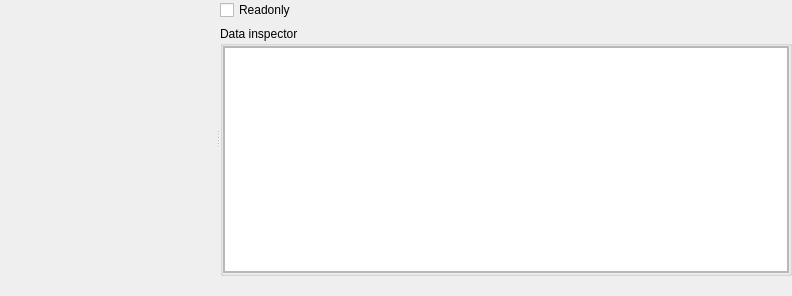
The window that xhexviewwidget.ui (horsicq/XHexView) describes before a commit, drawn with Qt 5.
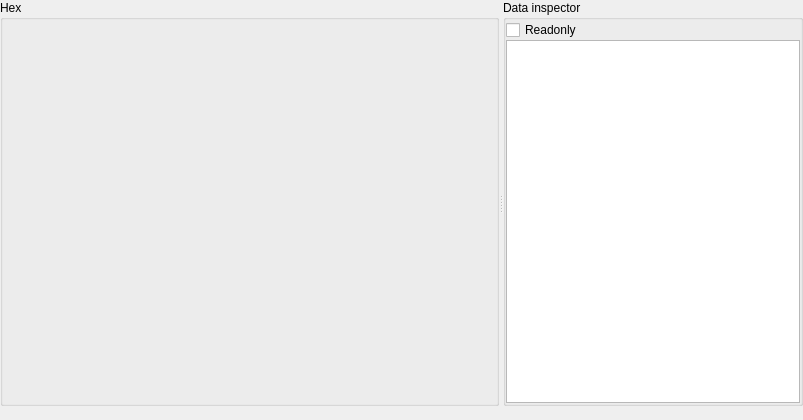
The same window after the commit. Custom widgets are drawn as their Qt base class.

Diff of the .ui file:
```diff
--- a/xhexviewwidget.ui
+++ b/xhexviewwidget.ui
@@ -6,8 +6,8 @@
    <rect>
     <x>0</x>
     <y>0</y>
-    <width>792</width>
-    <height>296</height>
+    <width>803</width>
+    <height>420</height>
    </rect>
   </property>
   <property name="focusPolicy">
@@ -17,6 +17,9 @@
    <string>Form</string>
   </property>
   <layout class="QVBoxLayout" name="verticalLayout_3">
+   <property name="spacing">
+    <number>0</number>
+   </property>
    <property name="leftMargin">
     <number>0</number>
    </property>
@@ -34,6 +37,33 @@
      <property name="orientation">
       <enum>Qt::Horizontal</enum>
      </property>
+     <widget class="QGroupBox" name="groupBoxHex">
+      <property name="sizePolicy">
+       <sizepolicy hsizetype="Expanding" vsizetype="Expanding">
+        <horstretch>0</horstretch>
+        <verstretch>0</verstretch>
+       </sizepolicy>
+      </property>
+      <property name="title">
+       <string>Hex</string>
+      </property>
+      <layout class="QVBoxLayout" name="verticalLayout">
+       <property name="spacing">
+        <number>0</number>
+       </property>
+       <property name="leftMargin">
+        <number>0</number>
+       </property>
+       <property name="topMargin">
+        <number>0</number>
+       </property>
+       <property name="rightMargin">
+        <number>0</number>
+       </property>
+       <property name="bottomMargin">
+        <number>0</number>
+       </property>
+       <item>
      <widget class="XHexView" name="scrollAreaHex" native="true">
       <property name="sizePolicy">
        <sizepolicy hsizetype="Expanding" vsizetype="Expanding">
@@ -48,8 +78,35 @@
        <bool>true</bool>
       </property>
      </widget>
-     <widget class="QWidget" name="layoutWidget">
+       </item>
+      </layout>
+     </widget>
+     <widget class="QGroupBox" name="groupBoxDataInspector">
+      <property name="maximumSize">
+       <size>
+        <width>300</width>
+        <height>16777215</height>
+       </size>
+      </property>
+      <property name="title">
+       <string>Data inspector</string>
+      </property>
       <layout class="QVBoxLayout" name="verticalLayout_2">
+       <property name="spacing">
+        <number>0</number>
+       </property>
+       <property name="leftMargin">
+        <number>0</number>
+       </property>
+       <property name="topMargin">
+        <number>0</number>
+       </property>
+       <property name="rightMargin">
+        <number>0</number>
+       </property>
+       <property name="bottomMargin">
+        <number>0</number>
+       </property>
        <item>
         <widget class="QCheckBox" name="checkBoxReadonly">
          <property name="text">
@@ -58,57 +115,6 @@
         </widget>
        </item>
        <item>
-        <widget class="QGroupBox" name="groupBoxDataInspector">
-         <property name="sizePolicy">
-          <sizepolicy hsizetype="Preferred" vsizetype="Expanding">
-           <horstretch>0</horstretch>
-           <verstretch>0</verstretch>
-          </sizepolicy>
-         </property>
-         <property name="title">
-          <string>Data inspector</string>
-         </property>
-         <layout class="QVBoxLayout" name="verticalLayout">
-          <property name="leftMargin">
-           <number>0</number>
-          </property>
-          <property name="topMargin">
-           <number>0</number>
-          </property>
-          <property name="rightMargin">
-           <number>0</number>
-          </property>
-          <property name="bottomMargin">
-           <number>0</number>
-          </property>
-          <item>
-           <widget class="QScrollArea" name="scrollArea">
-            <property name="widgetResizable">
-             <bool>true</bool>
-            </property>
-            <widget class="QWidget" name="scrollAreaWidgetContents">
-             <property name="geometry">
-              <rect>
-               <x>0</x>
-               <y>0</y>
-               <width>563</width>
-               <height>214</height>
-              </rect>
-             </property>
-             <layout class="QVBoxLayout" name="verticalLayout_4">
-              <property name="leftMargin">
-               <number>0</number>
-              </property>
-              <property name="topMargin">
-               <number>0</number>
-              </property>
-              <property name="rightMargin">
-               <number>0</number>
-              </property>
-              <property name="bottomMargin">
-               <number>0</number>
-              </property>
-              <item>
                <widget class="QTableWidget" name="tableWidget">
                 <property name="editTriggers">
                  <set>QAbstractItemView::NoEditTriggers</set>
@@ -131,13 +137,6 @@
                 <attribute name="verticalHeaderStretchLastSection">
                  <bool>false</bool>
                 </attribute>
-               </widget>
-              </item>
-             </layout>
-            </widget>
-           </widget>
-          </item>
-         </layout>
         </widget>
        </item>
       </layout>
```
Lines whose indentation alone changed are shown as unchanged.
